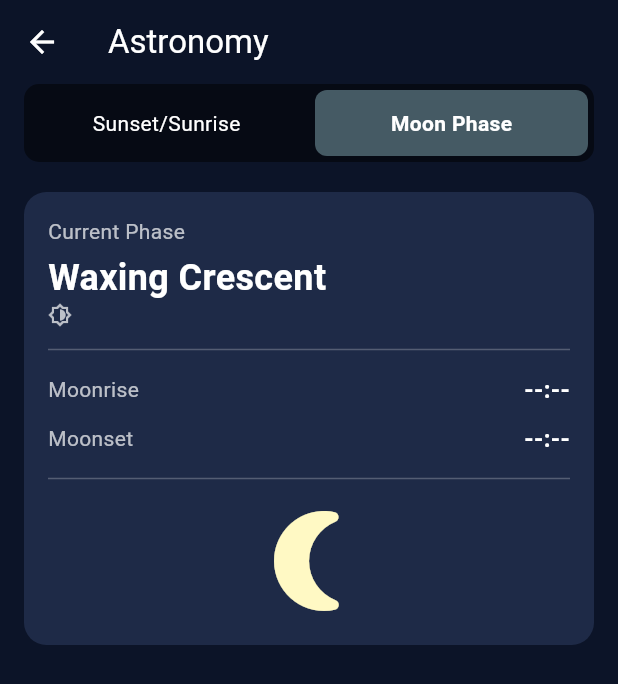
After one commit to JohnyChia/weather, a Flutter app: the AstronomyScreen screen opened directly, after a tap on "Moon Phase", on a phone screen of 412 x 824 dp. The commit adds this screen. Shown: the top 684 px of the screen. Run offline on Flutter 3.47's test engine with Material 3 defaults, Android fonts, the phone set to English and light mode, and no system bars; our stand-ins replace geocoding, geolocator.

Commit message:
01/03/2026 16:02PM

```diff
--- /dev/null
+++ b/lib/Screens/Astronomy.dart
@@ -0,0 +1,251 @@
+import 'package:flutter/material.dart';
+import 'package:intl/intl.dart';
+
+enum AstronomyView { sun, moon }
+
+class AstronomyScreen extends StatefulWidget {
+  final DateTime? sunrise;
+  final DateTime? sunset;
+  final DateTime? moonrise;
+  final DateTime? moonset;
+  final String? moonPhase;
+  final double? uvIndex;
+
+  const AstronomyScreen({
+    super.key,
+    this.sunrise,
+    this.sunset,
+    this.moonrise,
+    this.moonset,
+    this.moonPhase,
+    this.uvIndex
+  });
+
+  @override
+  State<AstronomyScreen> createState() => _AstronomyScreenState();
+}
+
+class _AstronomyScreenState extends State<AstronomyScreen> {
+  AstronomyView _selectedView = AstronomyView.sun;
+
+  @override
+  Widget build(BuildContext context) {
+    final isSunSelected = _selectedView == AstronomyView.sun;
+
+    return Scaffold(
+      appBar: AppBar(
+        title: const Text('Astronomy'),
+        backgroundColor: isSunSelected ? Colors.white : const Color(0xFF0C1428),
+        foregroundColor: isSunSelected ? Colors.black87 : Colors.white,
+        elevation: 0,
+      ),
+      backgroundColor: isSunSelected ? Colors.white : const Color(0xFF0C1428),
+      body: Column(
+        children: [
+          _buildSelector(),
+          const SizedBox(height: 20),
+          Expanded(
+            child: SingleChildScrollView(
+              padding: const EdgeInsets.symmetric(horizontal: 16.0),
+              child: _buildSelectedView(),
+            ),
+          ),
+        ],
+      ),
+    );
+  }
+
+  Widget _buildSelector() {
+    final isSunSelected = _selectedView == AstronomyView.sun;
+    return Container(
+      margin: const EdgeInsets.symmetric(horizontal: 16.0),
+      decoration: BoxDecoration(
+        color: isSunSelected ? Colors.grey.shade200 : Colors.black.withOpacity(0.5),
+        borderRadius: BorderRadius.circular(10),
+      ),
+      child: Row(
+        mainAxisAlignment: MainAxisAlignment.center,
+        children: [
+          _buildSelectorOption(AstronomyView.sun, 'Sunset/Sunrise'),
+          _buildSelectorOption(AstronomyView.moon, 'Moon Phase'),
+        ],
+      ),
+    );
+  }
+
+  Widget _buildSelectorOption(AstronomyView view, String title) {
+    final isSelected = _selectedView == view;
+    final isSunView = _selectedView == AstronomyView.sun;
+    return Expanded(
+      child: GestureDetector(
+        onTap: () {
+          setState(() {
+            _selectedView = view;
+          });
+        },
+        child: Container(
+          padding: const EdgeInsets.symmetric(vertical: 12),
+          margin: const EdgeInsets.all(4),
+          decoration: BoxDecoration(
+            color: isSelected ? (isSunView ? Colors.white : Colors.blueGrey.shade700) : Colors.transparent,
+            borderRadius: BorderRadius.circular(8),
+            boxShadow: isSelected && isSunView ? [BoxShadow(color: Colors.black.withOpacity(0.1), blurRadius: 5, spreadRadius: 1)] : [],
+          ),
+          child: Center(
+            child: Text(
+              title,
+              style: TextStyle(
+                color: isSunView ? Colors.black87 : Colors.white,
+                fontWeight: isSelected ? FontWeight.bold : FontWeight.normal,
+              ),
+            ),
+          ),
+        ),
+      ),
+    );
+  }
+
+  Widget _buildSelectedView() {
+    switch (_selectedView) {
+      case AstronomyView.sun:
+        return _buildSunView();
+      case AstronomyView.moon:
+        return _buildMoonView();
+    }
+  }
+
+  Widget _buildSunView() {
+    String daylightDuration = '-- hours -- minutes';
+    String peakSunRange = '--:-- - --:--';
+
+    if (widget.sunrise != null && widget.sunset != null) {
+      final duration = widget.sunset!.difference(widget.sunrise!);
+      final hours = duration.inHours;
+      final minutes = duration.inMinutes.remainder(60);
+      daylightDuration = '$hours hours $minutes minutes';
+
+      // Calculate the peak sun hours for solar energy & UV index
+      final solarNoon = widget.sunrise!.add(duration ~/ 2);
+      final peakStart = solarNoon.subtract(const Duration(hours: 2));
+      final peakEnd = solarNoon.add(const Duration(hours: 2));
+      peakSunRange = '${DateFormat.jm().format(peakStart)} - ${DateFormat.jm().format(peakEnd)}';
+    }
+
+    return Column(
+      children: [
+        _buildSunInfoCard(
+          title: 'Sunrise',
+          time: widget.sunrise,
+          icon: Icons.wb_sunny_outlined,
+          description: 'Dawn starts approximately 30 minutes before',
+          gradientColors: [Colors.orange.shade100, Colors.yellow.shade200],
+        ),
+        const SizedBox(height: 12),
+        _buildSunInfoCard(
+          title: 'Sunset',
+          time: widget.sunset,
+          icon: Icons.nightlight_outlined,
+          description: 'Dusk continues approximately 30 minutes after',
+          gradientColors: [Colors.purple.shade100, Colors.pink.shade100],
+        ),
+        const SizedBox(height: 12),
+        _buildDaylightCard('DAYLIGHT DURATION', daylightDuration, Icons.hourglass_bottom),
+        const SizedBox(height: 12),
+
+        _buildDaylightCard('PEAK SOLAR ENERGY', peakSunRange, Icons.solar_power_outlined),
+        const SizedBox(height: 20),
+      ],
+    );
+  }
+
+  Widget _buildMoonView() {
+    return Container(
+      padding: const EdgeInsets.all(16),
+      decoration: BoxDecoration(
+        color: const Color(0xFF1E2A47),
+        borderRadius: BorderRadius.circular(15),
+      ),
+      child: Column(
+        crossAxisAlignment: CrossAxisAlignment.start,
+        children: [
+          const Text('Current Phase', style: TextStyle(color: Colors.white70)),
+          const SizedBox(height: 4),
+
+          Text(widget.moonPhase ?? 'Waxing Crescent', style: const TextStyle(color: Colors.white, fontSize: 24, fontWeight: FontWeight.bold)),
+          const Row(children: [
+            Icon(
+                Icons.brightness_6_outlined,
+                color: Colors.white70, size: 16
+            ),
+            SizedBox(width: 4),
+          ]),
+          const Divider(color: Colors.white24, height: 30),
+          _buildMoonTimeRow('Moonrise', widget.moonrise),
+          const SizedBox(height: 10),
+
+          _buildMoonTimeRow('Moonset', widget.moonset),
+          const Divider(color: Colors.white24, height: 30),
+          Center(
+            child: Icon(Icons.nightlight_round, size: 80, color: Colors.yellow.shade100),
+          ),
+        ],
+      ),
+    );
+  }
+
+  Widget _buildSunInfoCard({
+    required String title,
+    required DateTime? time,
+    required IconData icon,
+    required String description,
+    required List<Color> gradientColors,
+  }) {
+    final formattedTime = time != null ? DateFormat('h:mm a').format(time.toLocal()) : '--:--';
+    return Container(
+      padding: const EdgeInsets.all(16.0),
+      decoration: BoxDecoration(
+        gradient: LinearGradient(colors: gradientColors, begin: Alignment.topLeft, end: Alignment.bottomRight),
+        borderRadius: BorderRadius.circular(15),
+      ),
+      child: Column(
+        crossAxisAlignment: CrossAxisAlignment.start,
+        children: [
+          Row(children: [Icon(icon, size: 20, color: Colors.black54), const SizedBox(width: 8), Text(title.toUpperCase(), style: const TextStyle(fontWeight: FontWeight.bold, color: Colors.black54))]),
+          const SizedBox(height: 8),
+          Text(formattedTime, style: const TextStyle(fontSize: 36, fontWeight: FontWeight.w300, color: Colors.black87)),
+          const SizedBox(height: 8),
+          // FIX: Added the missing description text
+          Text(description, style: const TextStyle(fontSize: 12, color: Colors.black54)),
+        ],
+      ),
+    );
+  }
+
+  // This helper is now more reusable for both Daylight and Solar cards
+  Widget _buildDaylightCard(String title, String value, IconData icon) {
+    return Container(
+      padding: const EdgeInsets.all(16.0),
+      decoration: BoxDecoration(color: Colors.white, borderRadius: BorderRadius.circular(15), border: Border.all(color: Colors.grey.shade300)),
+      child: Row(
+        children: [
+          Icon(icon, size: 20, color: Colors.black54),
+          const SizedBox(width: 8),
+          Text(title, style: const TextStyle(fontWeight: FontWeight.bold, color: Colors.black54)),
+          const Spacer(), // This pushes the value to the far right
+          Text(value, style: const TextStyle(color: Colors.black87, fontWeight: FontWeight.bold)),
+        ],
+      ),
+    );
+  }
+
+  Widget _buildMoonTimeRow(String title, DateTime? time) {
+    final formattedTime = time != null ? DateFormat('h:mm a').format(time.toLocal()) : '--:--';
+    return Row(
+      mainAxisAlignment: MainAxisAlignment.spaceBetween,
+      children: [
+        Text(title, style: const TextStyle(color: Colors.white70)),
+        Text(formattedTime, style: const TextStyle(color: Colors.white, fontWeight: FontWeight.bold, fontSize: 16)),
+      ],
+    );
+  }
+}
--- a/lib/Screens/weather_screen.dart
+++ b/lib/Screens/weather_screen.dart
@@ -1,5 +1,5 @@
 import 'package:flutter/material.dart';
-import 'package:intl/intl.dart';
+import '../Screens/Astronomy.dart';
 import 'package:weather/models/hourly_data.dart';
 import '../models/weather_data.dart';
 import '../Location/LocationService.dart';
@@ -158,9 +158,24 @@ class _WeatherScreenState extends State<WeatherScreen> {
               title: const Text('Astronomy', style: TextStyle(color: Colors.white)),
               onTap: () {
                 Navigator.pop(context);
+
+                if (_weatherData != null) {
+                  Navigator.push(
+                    context,
+                    MaterialPageRoute(
+                      builder: (context) => AstronomyScreen(
+                        sunrise: _weatherData!.sunrise,
+                        sunset: _weatherData!.sunset,
+                        moonrise: _weatherData!.moonrise,
+                        moonset: _weatherData!.moonset,
+                        moonPhase: _weatherData!.moonPhase,
+                        uvIndex: _weatherData!.uvIndex,
+                      ),
+                    ),
+                  );
+                }
               },
             ),
-
           ],
         ),
 
--- a/lib/models/weather_data.dart
+++ b/lib/models/weather_data.dart
@@ -1,4 +1,3 @@
-
 class WeatherData {
   final DateTime time;
   final double temperature;
@@ -8,6 +7,12 @@ class WeatherData {
   final int aqi;
   final double uvIndex;
   final String weatherMain;
+  final DateTime sunrise;
+  final DateTime sunset;
+  final DateTime moonrise;
+  final DateTime moonset;
+  final String moonPhase;
+
 
   WeatherData({
     required this.time,
@@ -18,6 +23,11 @@ class WeatherData {
     required this.aqi,
     required this.uvIndex,
     required this.weatherMain,
+    required this.sunrise,
+    required this.sunset,
+    required this.moonrise,
+    required this.moonset,
+    required this.moonPhase,
   });
 
   factory WeatherData.fromJson(Map<String, dynamic> json) {
@@ -30,6 +40,12 @@ class WeatherData {
       aqi: (json['aqi'] as num?)?.round() ?? 0,
       uvIndex: (json['uvIndex'] as num?)?.toDouble() ?? 0.0,
       weatherMain: json['weatherMain'] as String? ?? 'Clear',
+      sunrise: DateTime.fromMillisecondsSinceEpoch((json['sunrise'] ?? 0) * 1000),
+      sunset: DateTime.fromMillisecondsSinceEpoch((json['sunset'] ?? 0) * 1000),
+      moonrise: DateTime.fromMillisecondsSinceEpoch((json['moonrise'] ?? 0) * 1000),
+      moonset: DateTime.fromMillisecondsSinceEpoch((json['moonset'] ?? 0) * 1000),
+      moonPhase: json['moonPhase'] as String? ?? '',
     );
   }
+
 }
```
